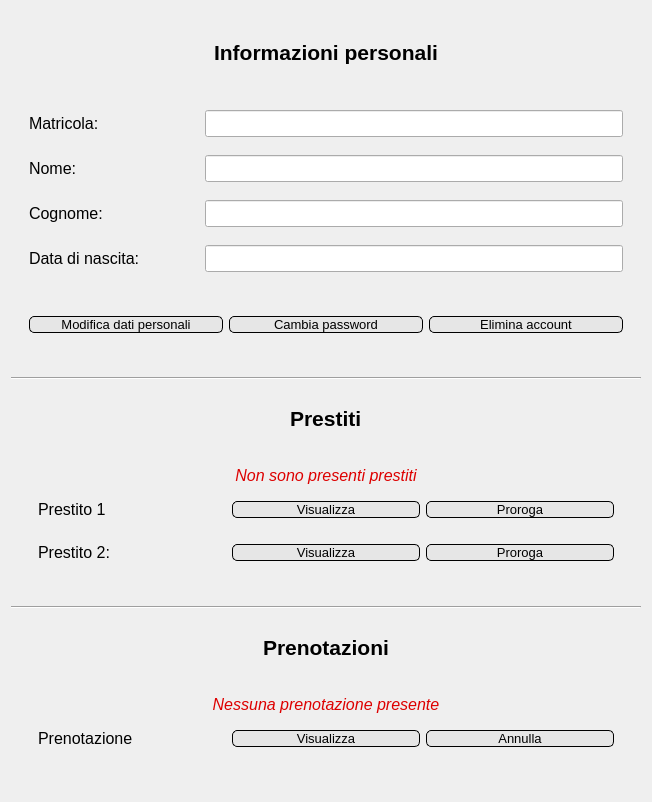
FrancescoFinizii/Biblioteca-universitaria, file View/Studente/UI files/profilo.ui: the form before one commit.
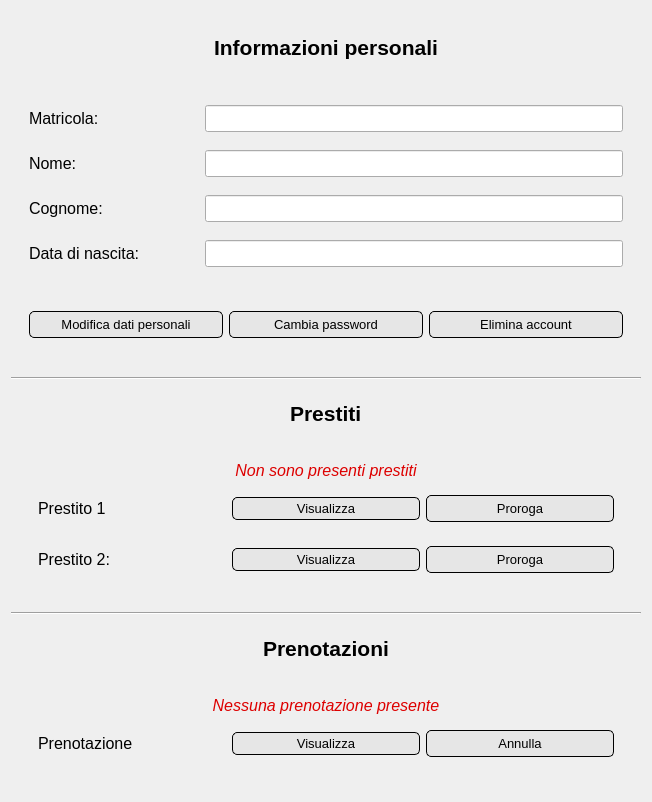
The form after the commit. Icons and pictures are not drawn.

```diff
--- a/View/Studente/UI files/profilo.ui
+++ b/View/Studente/UI files/profilo.ui
@@ -23,6 +23,7 @@
 	background-color:rgb(230, 230, 230);
 	border-radius: 5px;
 	border-color: rgb(0, 0, 0);
+	padding:5px 3px;
 }
 QPushButton:hover {
 	background-color: rgb(207, 207, 207);
@@ -468,6 +469,11 @@
                 <pointsize>10</pointsize>
                </font>
               </property>
+              <property name="styleSheet">
+               <string notr="true">QPushButton#visualizzaPrestito1Button {
+	padding: 3px;
+}</string>
+              </property>
               <property name="text">
                <string>Visualizza</string>
               </property>
@@ -477,8 +483,8 @@
               </property>
               <property name="iconSize">
                <size>
-                <width>24</width>
-                <height>24</height>
+                <width>20</width>
+                <height>20</height>
                </size>
               </property>
              </widget>
@@ -520,6 +526,11 @@
                 <pointsize>10</pointsize>
                </font>
               </property>
+              <property name="styleSheet">
+               <string notr="true">QPushButton#visualizzaPrestito2Button {
+	padding: 3px;
+}</string>
+              </property>
               <property name="text">
                <string>Visualizza</string>
               </property>
@@ -529,8 +540,8 @@
               </property>
               <property name="iconSize">
                <size>
-                <width>24</width>
-                <height>24</height>
+                <width>20</width>
+                <height>20</height>
                </size>
               </property>
              </widget>
@@ -660,6 +671,11 @@
                 <pointsize>10</pointsize>
                </font>
               </property>
+              <property name="styleSheet">
+               <string notr="true">QPushButton#visualizzaPrenotazioneButton {
+	padding: 3px;
+}</string>
+              </property>
               <property name="text">
                <string>Visualizza</string>
               </property>
@@ -669,8 +685,8 @@
               </property>
               <property name="iconSize">
                <size>
-                <width>24</width>
-                <height>24</height>
+                <width>20</width>
+                <height>20</height>
                </size>
               </property>
              </widget>
```
